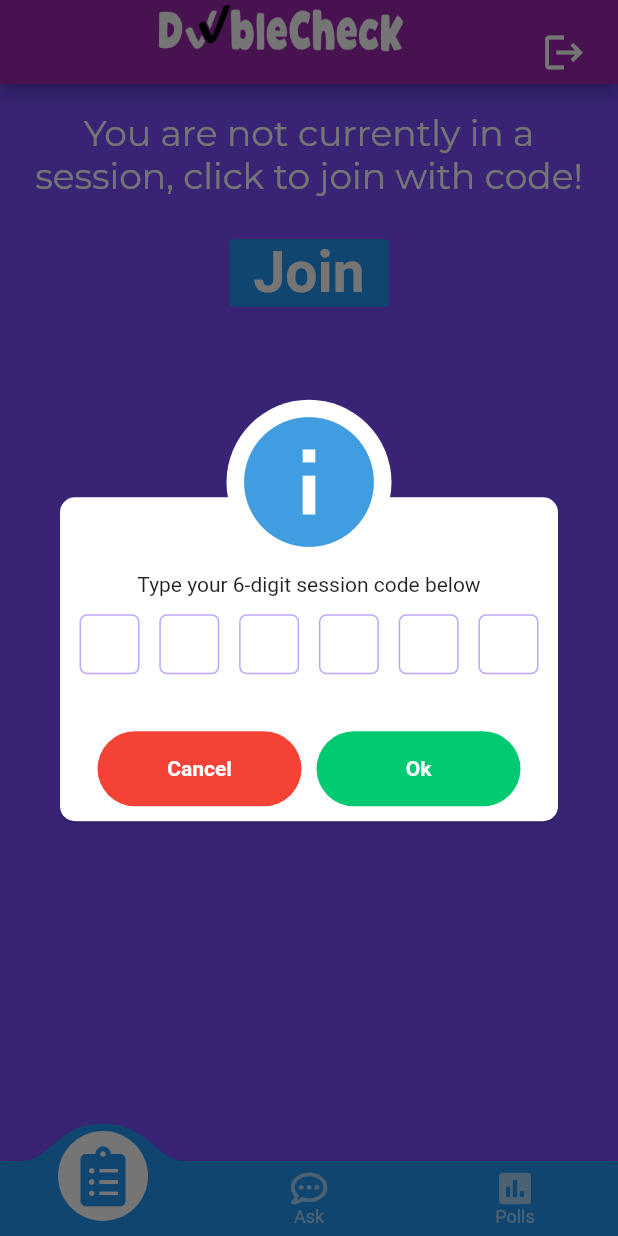
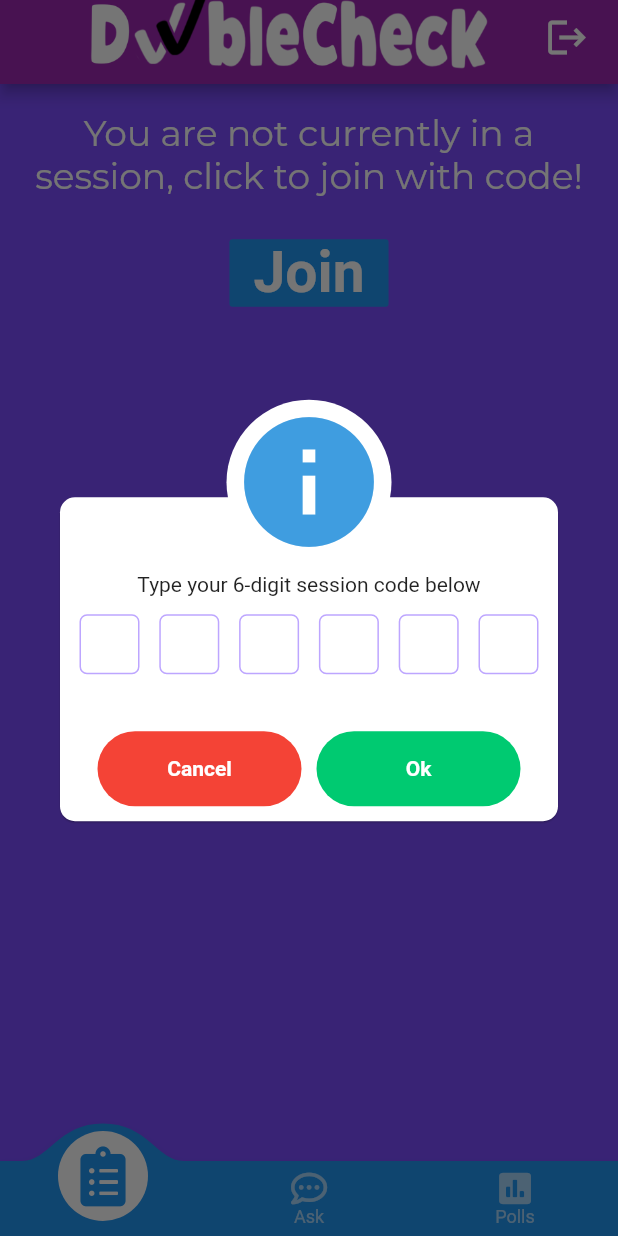
Before and after one commit to YonathanZetune/DoubleCheckMobile, a Flutter app: the screen it shows after launch, after a tap on "Join", on a phone screen of 412 x 824 dp. Run offline on Flutter 3.47's test engine with Material 2 defaults, Android fonts, the phone set to English and light mode, and no system bars; drawn by our look-alikes of convex_bottom_bar; our stand-ins replace auto_size_text, awesome_dialog, badges, cloud_firestore, firebase_core, font_awesome_flutter and 2 more; missing offline and left inert: blobs, flutter_gradients, quick_form, slimy_card; accounts and stored records are empty; Roboto replaces fonts that are missing (Baloo).

```diff
--- a/lib/frontend/home_page.dart
+++ b/lib/frontend/home_page.dart
@@ -44,7 +44,7 @@ class MyHome extends StatelessWidget {
           centerTitle: true,
           actions: [
             Padding(
-              padding: const EdgeInsets.all(12.0),
+              padding: const EdgeInsets.fromLTRB(10.0,2,10,20),
               child: IconButton(
                 icon: Icon(
                   Icons.logout,
@@ -66,8 +66,8 @@ class MyHome extends StatelessWidget {
             )
           ],
           title: Padding(
-            padding: const EdgeInsets.fromLTRB(70, 30, 0, 20),
-            child: Image(image: AssetImage("assets/images/logo1.png")),
+            padding: const EdgeInsets.fromLTRB(40, 30, 0, 40),
+            child: Image(image: AssetImage("assets/images/logo2.png")),
           ),
         ),
       ),
```
Also changed, not shown: assets/images/logo2.png (added), 89 other files.
